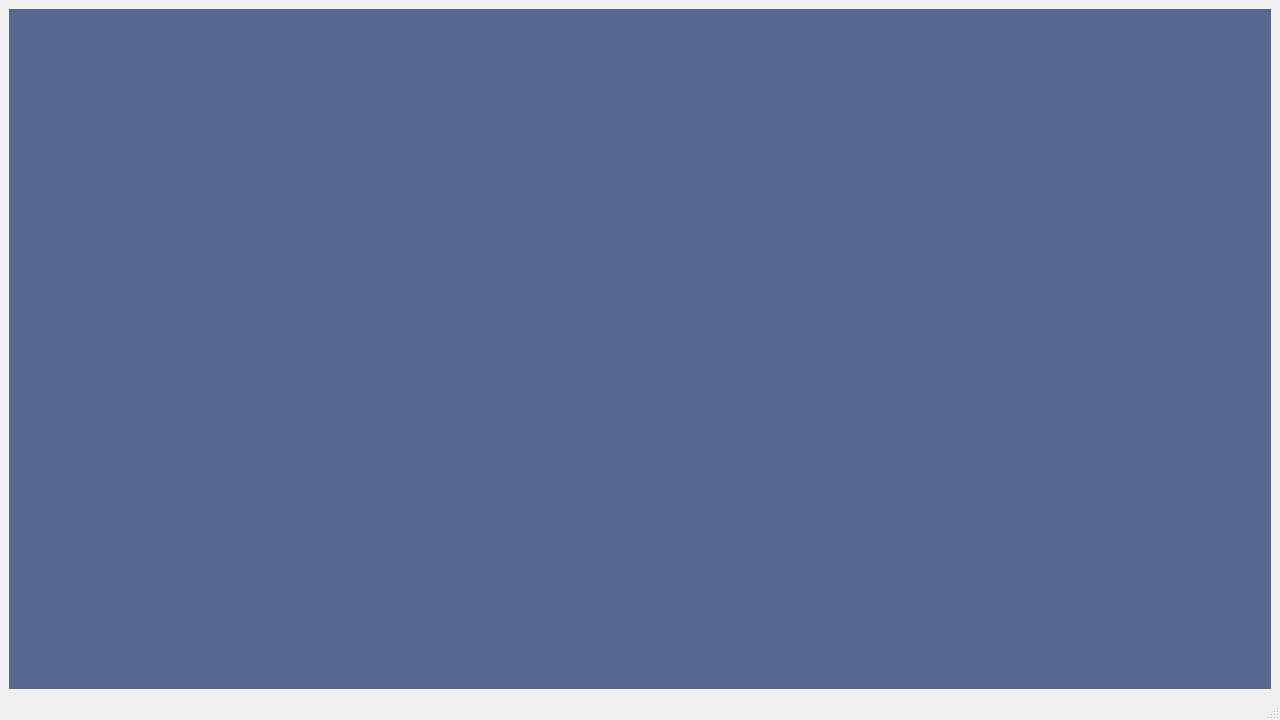
First picture: the form in mainwindow.ui, repository DreaMTH/DataAnalysis, before the edit.
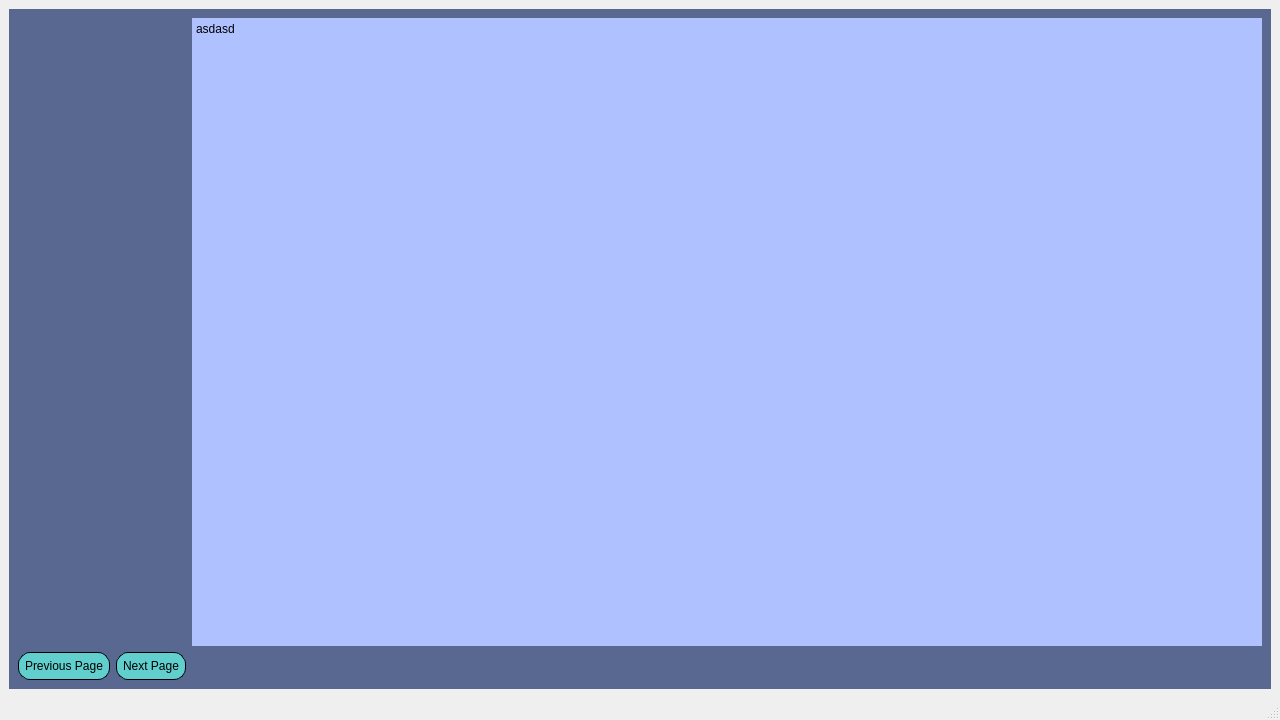
Second picture: the form after the edit. The open tabs and pages were chosen to show the change. Custom widgets are drawn as their Qt base class.

```diff
--- a/mainwindow.ui
+++ b/mainwindow.ui
@@ -62,9 +62,9 @@
     <string notr="true"/>
    </property>
    <layout class="QGridLayout" name="gridLayout_2">
-    <item row="0" column="1">
+    <item row="0" column="0">
      <layout class="QGridLayout" name="gridLayout">
-      <item row="0" column="0">
+      <item row="0" column="1">
        <widget class="QStackedWidget" name="stackedWidget">
         <property name="styleSheet">
          <string notr="true">background-color: rgb(89, 104, 145);
@@ -264,7 +264,80 @@
           </item>
          </layout>
         </widget>
-        <widget class="QWidget" name="page_2"/>
+        <widget class="QWidget" name="page_2">
+         <property name="styleSheet">
+          <string notr="true">QPushButton
+{	
+	font: 12pt &quot;Arial&quot;;
+	background-color: rgb(98, 207, 207);
+	border-style: outset;
+    border-width: 1px;
+    border-radius: 12px;
+    border-color: black;
+	padding: 6px;
+}
+QPushButton:hover
+{
+	background-color: rgb(97, 168, 255);
+}</string>
+         </property>
+         <layout class="QGridLayout" name="gridLayout_4">
+          <item row="0" column="0">
+           <spacer name="verticalSpacer_2">
+            <property name="orientation">
+             <enum>Qt::Vertical</enum>
+            </property>
+            <property name="sizeHint" stdset="0">
+             <size>
+              <width>20</width>
+              <height>598</height>
+             </size>
+            </property>
+           </spacer>
+          </item>
+          <item row="0" column="2">
+           <widget class="QPlainTextEdit" name="plainTextEdit">
+            <property name="styleSheet">
+             <string notr="true">color: rgb(0, 0, 0);
+border-color: rgb(0, 0, 0);
+background-color: rgb(175, 194, 255);
+border: 10px grey;
+font: 14pt &quot;Tahoma&quot;;</string>
+            </property>
+            <property name="plainText">
+             <string>asdasd</string>
+            </property>
+           </widget>
+          </item>
+          <item row="1" column="0">
+           <widget class="QPushButton" name="pushButton_3">
+            <property name="text">
+             <string>Previous Page</string>
+            </property>
+           </widget>
+          </item>
+          <item row="1" column="1">
+           <widget class="QPushButton" name="pushButton_4">
+            <property name="text">
+             <string>Next Page</string>
+            </property>
+           </widget>
+          </item>
+          <item row="1" column="2">
+           <spacer name="horizontalSpacer_2">
+            <property name="orientation">
+             <enum>Qt::Horizontal</enum>
+            </property>
+            <property name="sizeHint" stdset="0">
+             <size>
+              <width>1023</width>
+              <height>20</height>
+             </size>
+            </property>
+           </spacer>
+          </item>
+         </layout>
+        </widget>
        </widget>
       </item>
      </layout>
```
Left out of the diff: 147 changed lines with no effect on the pictures.
